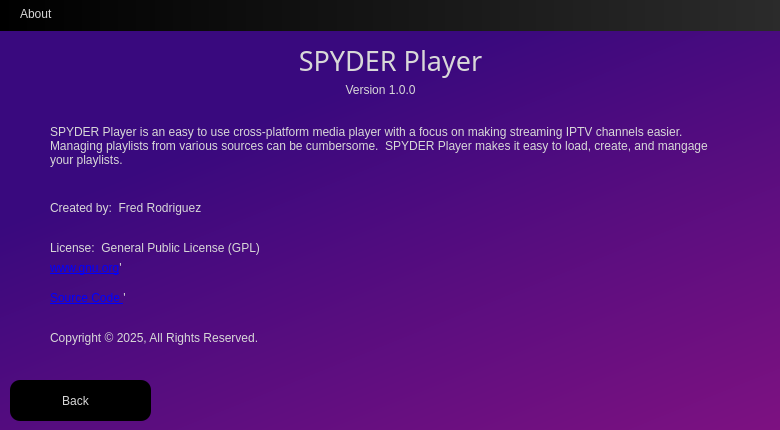
Before: the Qt Designer form assets/About.ui in ifreddyrod/SpyderPlayer, drawn with Qt 5.
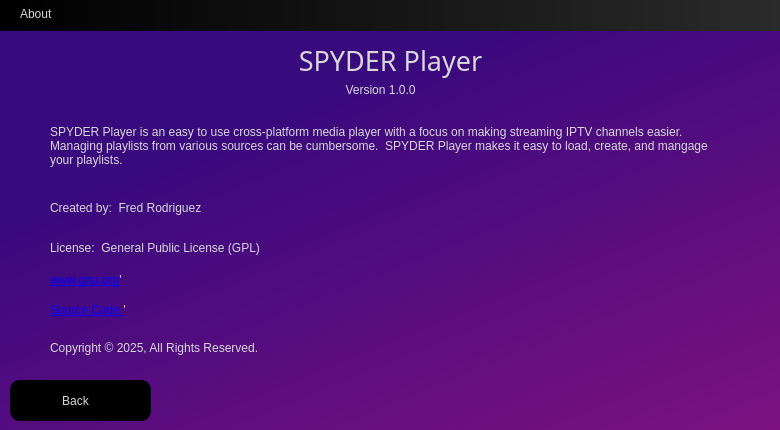
After: the same form once the commit is applied. Icons and pictures are not drawn.

Commit message: - Made certain labels in About screen slightly wider and taller to better fit the text on different platforms.

Diff of the .ui file:
```diff
--- a/assets/About.ui
+++ b/assets/About.ui
@@ -155,7 +155,7 @@
     <rect>
      <x>50</x>
      <y>240</y>
-     <width>251</width>
+     <width>401</width>
      <height>16</height>
     </rect>
    </property>
@@ -239,9 +239,9 @@
    <property name="geometry">
     <rect>
      <x>50</x>
-     <y>290</y>
+     <y>300</y>
      <width>311</width>
-     <height>16</height>
+     <height>20</height>
     </rect>
    </property>
    <property name="text">
@@ -277,9 +277,9 @@
    <property name="geometry">
     <rect>
      <x>50</x>
-     <y>260</y>
+     <y>270</y>
      <width>311</width>
-     <height>16</height>
+     <height>20</height>
     </rect>
    </property>
    <property name="text">
@@ -296,7 +296,7 @@
    <property name="geometry">
     <rect>
      <x>50</x>
-     <y>330</y>
+     <y>340</y>
      <width>561</width>
      <height>16</height>
     </rect>
```
